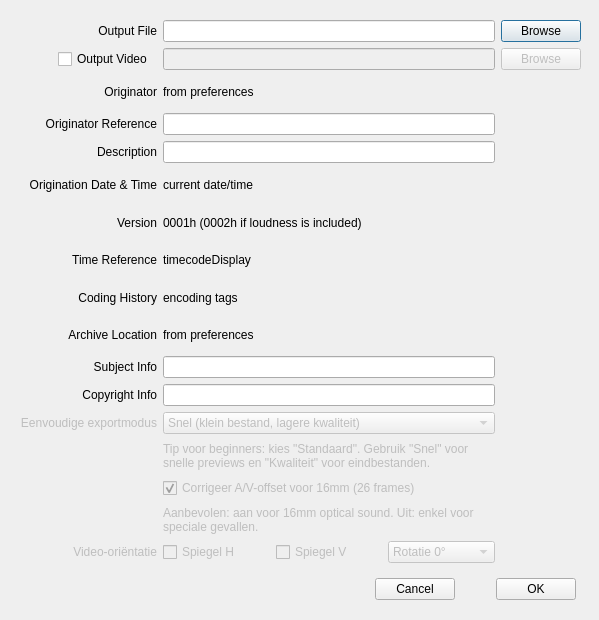
Qt form extractdialog.ui (stoefer/aeo-light) before a commit.
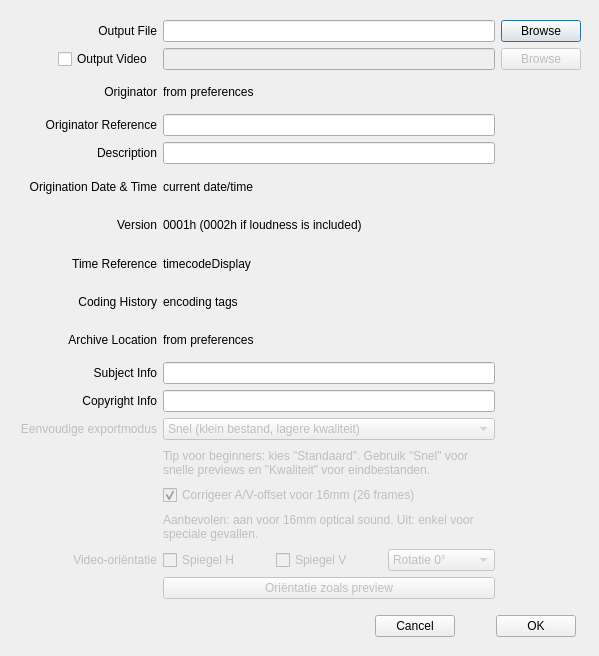
The same form after that commit.

Commit message: Add preview-orientation preset button for video export

Patch:
```diff
--- a/extractdialog.ui
+++ b/extractdialog.ui
@@ -7,7 +7,7 @@
     <x>0</x>
     <y>0</y>
     <width>599</width>
-    <height>620</height>
+    <height>656</height>
    </rect>
   </property>
   <property name="windowTitle">
@@ -19,7 +19,7 @@
      <x>20</x>
      <y>20</y>
      <width>561</width>
-     <height>543</height>
+     <height>579</height>
     </rect>
    </property>
    <layout class="QGridLayout" name="gridLayout">
@@ -374,13 +374,23 @@
       </item>
      </layout>
     </item>
+    <item row="17" column="1">
+     <widget class="QPushButton" name="previewOrientationPresetButton">
+      <property name="enabled">
+       <bool>false</bool>
+      </property>
+      <property name="text">
+       <string>Oriëntatie zoals preview</string>
+      </property>
+     </widget>
+    </item>
    </layout>
   </widget>
   <widget class="QWidget" name="horizontalLayoutWidget">
    <property name="geometry">
     <rect>
      <x>375</x>
-     <y>573</y>
+     <y>610</y>
      <width>201</width>
      <height>32</height>
     </rect>
```
Left out of the diff: 1 changed line with no effect on the pictures. The commit also changes 2 other files.
